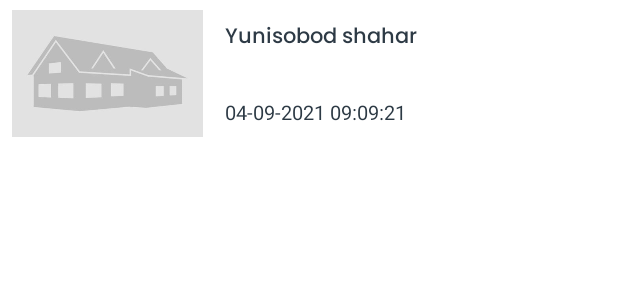
After one commit to Iom2001/AdminPanel, an Android app: the layout item_elon.xml on its own in the app's theme, with its tools: preview values and no code run, on a phone screen of 412 x 824 dp. The commit adds this screen. Shown: the top 300 px of the screen. Run offline under Robolectric (Android 15) with nearby library versions, the phone set to English and light mode, and no system bars.

Commit message:
24-08.2021

```diff
--- /dev/null
+++ b/app/src/main/java/uz/creator/adminpanel/models/CheckBoxModel.kt
@@ -0,0 +1,3 @@
+package uz.creator.adminpanel.models
+
+data class CheckBoxModel (var title:String = "",var check:Boolean = false)
--- a/app/src/main/java/uz/creator/adminpanel/ui/AddUserFragment.kt
+++ b/app/src/main/java/uz/creator/adminpanel/ui/AddUserFragment.kt
@@ -19,8 +19,6 @@ import uz.creator.adminpanel.databinding.FragmentAddUserBinding
 import uz.creator.adminpanel.models.User
 import uz.creator.adminpanel.utils.snackBar
 
-// TODO: Rename parameter arguments, choose names that match
-// the fragment initialization parameters, e.g. ARG_ITEM_NUMBER
 private const val ARG_PARAM1 = "param1"
 private const val ARG_PARAM2 = "param2"
 
@@ -44,7 +42,7 @@ class AddUserFragment : Fragment() {
     override fun onCreateView(
         inflater: LayoutInflater, container: ViewGroup?,
         savedInstanceState: Bundle?
-    ): View? {
+    ): View {
         binding = FragmentAddUserBinding.inflate(layoutInflater, container, false)
         firebaseFirestore = FirebaseFirestore.getInstance()
         binding.cardAddUser.setOnClickListener {
--- a/app/src/main/java/uz/creator/adminpanel/ui/auth/LoginFragment.kt
+++ b/app/src/main/java/uz/creator/adminpanel/ui/auth/LoginFragment.kt
@@ -190,6 +190,7 @@ class LoginFragment : Fragment(R.layout.fragment_login) {
                             binding.numberEdit.setText("")
                             binding.passwordEdit.setText("")
                             boolean = false
+                            Permanent.phoneNumber = user.phoneNumber ?: ""
                             var editorRegister = sharedPreferencesRegister.edit()
                             editorRegister.putBoolean(Permanent.REGISTER_KEY, true)
                             editorRegister.apply()
--- a/app/src/main/java/uz/creator/adminpanel/ui/auth/PasswordFragment.kt
+++ b/app/src/main/java/uz/creator/adminpanel/ui/auth/PasswordFragment.kt
@@ -53,6 +53,7 @@ class PasswordFragment : Fragment(), PinLockListener {
             if (user?.pin == pin) {
                 binding.pinLockView.resetPinLockView()
                 binding.progressBar.visibility = View.INVISIBLE
+                Permanent.phoneNumber = user?.phoneNumber ?: ""
                 findNavController().popBackStack()
                 findNavController().navigate(R.id.homeFragment)
             } else {
--- a/app/src/main/java/uz/creator/adminpanel/ui/home/_addElon/model/CheckBoxModel.kt
+++ /dev/null
@@ -1,3 +0,0 @@
-package uz.creator.adminpanel.ui.home._addElon.model
-
-data class CheckBoxModel (var id:Int,var title:String,var check:Boolean){}
--- a/app/src/main/java/uz/creator/adminpanel/utils/Permanent.kt
+++ b/app/src/main/java/uz/creator/adminpanel/utils/Permanent.kt
@@ -3,6 +3,7 @@ package uz.creator.adminpanel.utils
 object Permanent {
 
     var isAdmin = false
+    var phoneNumber = ""
 
     const val PREF_REGISTER_NAME = "isRegisterModePref"
     const val REGISTER_KEY = "isRegisterModeKey"
--- a/app/src/main/res/layout/fragment_new_add_elon.xml
+++ b/app/src/main/res/layout/fragment_new_add_elon.xml
@@ -70,7 +70,7 @@
                 android:layout_height="wrap_content"
                 android:layout_marginHorizontal="@dimen/_16sdp"
                 android:background="@color/white"
-                android:hint="Uy qavati"
+                android:hint="Elon turi"
                 app:boxCornerRadiusBottomEnd="@dimen/_4sdp"
                 app:boxCornerRadiusBottomStart="@dimen/_4sdp"
                 app:boxCornerRadiusTopEnd="@dimen/_4sdp"
--- /dev/null
+++ b/app/src/main/res/layout/item_elon.xml
@@ -0,0 +1,52 @@
+<?xml version="1.0" encoding="utf-8"?>
+<androidx.constraintlayout.widget.ConstraintLayout xmlns:android="http://schemas.android.com/apk/res/android"
+    xmlns:app="http://schemas.android.com/apk/res-auto"
+    android:layout_width="match_parent"
+    android:layout_height="@dimen/_75sdp">
+
+    <ImageView
+        android:id="@+id/image_home"
+        android:layout_width="@dimen/_100sdp"
+        android:layout_height="@dimen/_65sdp"
+        android:layout_marginStart="@dimen/_5sdp"
+        android:src="@drawable/home_placeholder"
+        app:layout_constraintBottom_toBottomOf="parent"
+        app:layout_constraintStart_toStartOf="parent"
+        app:layout_constraintTop_toTopOf="parent" />
+
+    <androidx.constraintlayout.widget.ConstraintLayout
+        android:layout_width="0dp"
+        android:layout_height="0dp"
+        app:layout_constraintBottom_toBottomOf="parent"
+        app:layout_constraintEnd_toEndOf="parent"
+        app:layout_constraintStart_toEndOf="@+id/image_home"
+        app:layout_constraintTop_toTopOf="parent">
+
+        <TextView
+            android:layout_width="wrap_content"
+            android:layout_height="wrap_content"
+            android:layout_marginStart="@dimen/_10sdp"
+            android:layout_marginTop="@dimen/_10sdp"
+            android:fontFamily="@font/poppins_medium"
+            android:maxLines="3"
+            android:text="Yunisobod shahar"
+            android:textColor="@color/text_color"
+            android:textSize="@dimen/_11sdp"
+            app:layout_constraintStart_toStartOf="parent"
+            app:layout_constraintTop_toTopOf="parent" />
+
+        <TextView
+            android:layout_width="wrap_content"
+            android:layout_height="wrap_content"
+            android:layout_marginStart="@dimen/_10sdp"
+            android:layout_marginBottom="@dimen/_10sdp"
+            android:text="04-09-2021 09:09:21"
+            android:textColor="@color/text_color"
+            android:textSize="@dimen/_10sdp"
+            app:layout_constraintBottom_toBottomOf="parent"
+            app:layout_constraintStart_toStartOf="parent" />
+
+
+    </androidx.constraintlayout.widget.ConstraintLayout>
+
+</androidx.constraintlayout.widget.ConstraintLayout>
```
Also changed, not shown: app/src/main/java/uz/creator/adminpanel/adapters/CheckBoxAdapter.kt (+5 -3 lines), app/src/main/java/uz/creator/adminpanel/models/Advertise.kt (+5 -5 lines), app/src/main/java/uz/creator/adminpanel/ui/elon/ElonFragment.kt (+14 -2 lines), app/src/main/java/uz/creator/adminpanel/ui/home/_addElon/NewAddElonFragment.kt (+171 -42 lines), app/src/main/java/uz/creator/adminpanel/ui/home/_addElon/model/AddressModel.kt (+4 -4 lines), app/src/main/res/layout/fragment_elon.xml (+6 -4 lines), multipleimageselect/build.gradle (+6 -6 lines), app/src/main/res/drawable/home_placeholder.jpg (added).
